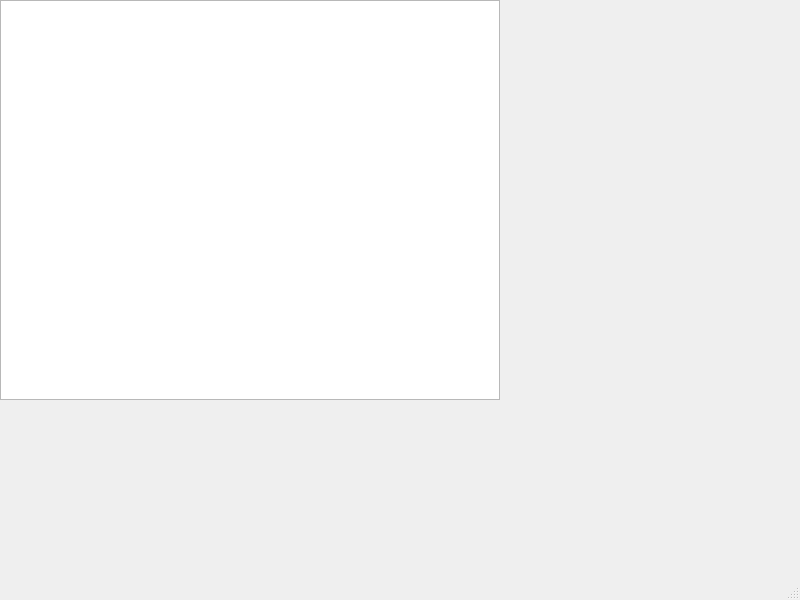
Before: the Qt Designer form Game/mainwindow.ui in GreatSharky/programming3, drawn with Qt 5.
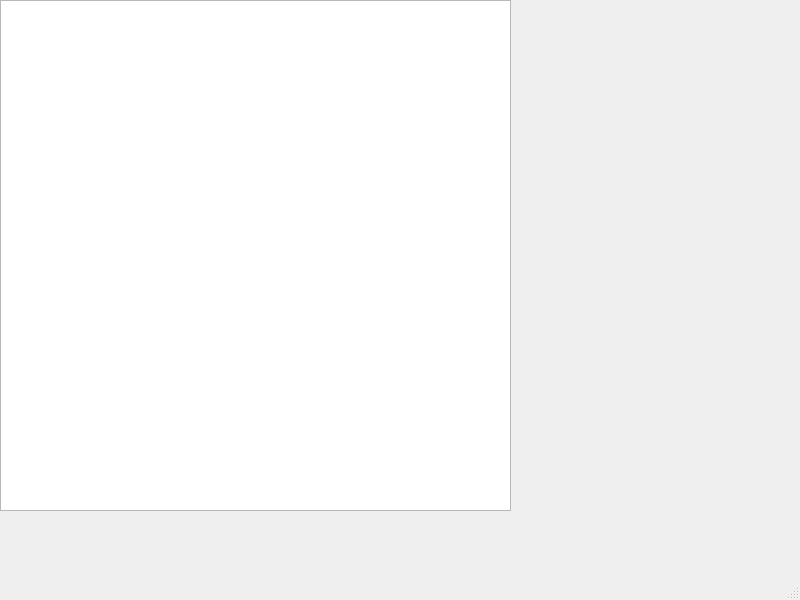
After: the same form once the commit is applied.

Commit message: GameView size same as baxkround

Patch:
```diff
--- a/Game/mainwindow.ui
+++ b/Game/mainwindow.ui
@@ -15,12 +15,15 @@
   </property>
   <widget class="QWidget" name="centralwidget">
    <widget class="QGraphicsView" name="gameView">
+    <property name="enabled">
+     <bool>true</bool>
+    </property>
     <property name="geometry">
      <rect>
       <x>0</x>
       <y>0</y>
-      <width>500</width>
-      <height>400</height>
+      <width>511</width>
+      <height>511</height>
      </rect>
     </property>
    </widget>
```
